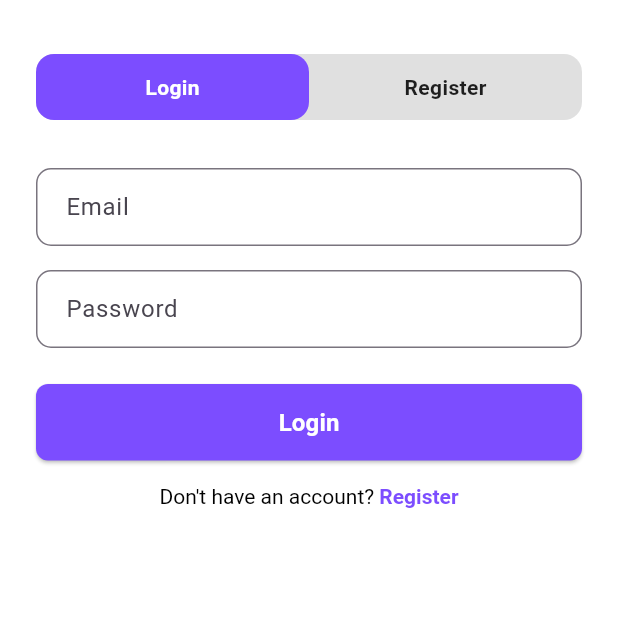
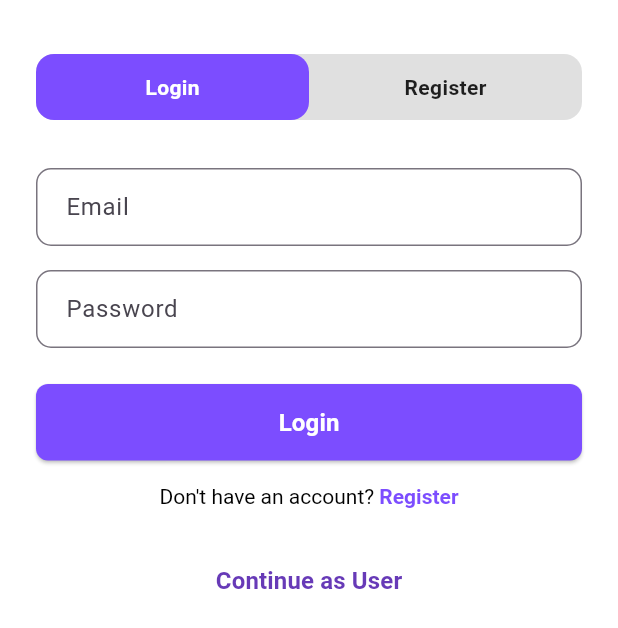
Before and after one commit to Shashank-Shourie/PS21, a Flutter app: the AuthPage screen opened directly, on a phone screen of 412 x 824 dp. Shown: the top 628 px of the screen. Run offline on Flutter 3.47's test engine with Material 3 defaults, Android fonts, the phone set to English and light mode, and no system bars; our stand-ins replace device_info_plus, file_picker, flutter_dotenv.

Commit message:
user button

```diff
--- a/frontend/lib/pages/orgregister.dart
+++ b/frontend/lib/pages/orgregister.dart
@@ -5,6 +5,7 @@ import 'dart:convert';
 import 'dart:io';
 import 'package:device_info_plus/device_info_plus.dart';
 import 'package:flutter_dotenv/flutter_dotenv.dart';
+import './Userpages/home_page.dart'; // Make sure this import path is correct
 
 Future<String> getLocalIP() async {
   for (var interface in await NetworkInterface.list()) {
@@ -31,7 +32,6 @@ class _AuthPageState extends State<AuthPage> {
   final TextEditingController nameController = TextEditingController();
 
   bool isRegistering = false;
-
   String? baseUrl;
 
   @override
@@ -43,12 +43,10 @@ class _AuthPageState extends State<AuthPage> {
   Future<void> initializeBaseUrl() async {
     final host = dotenv.env['BACKEND_URL']!;
     setState(() {
-    // use HTTPS and no port
       baseUrl = '$host/api/auth';
       print('Base URL initialized: $baseUrl');
     });
   }
-
 
   Future<void> register() async {
     if (baseUrl == null) return;
@@ -97,33 +95,31 @@ class _AuthPageState extends State<AuthPage> {
     );
 
     if (response.statusCode == 200) {
-    // safe to parse JSON
       final data = jsonDecode(response.body);
       Navigator.pushReplacement(
         context,
         MaterialPageRoute(
-        builder: (_) => AdminDashboard(
+          builder:
+              (_) => AdminDashboard(
                 orgName: data['org'],
                 orgid: data['orgid']['_id'],
               ),
         ),
       );
     } else {
-    // maybe the server sent plain text or an error JSON
       String message;
       try {
         final errorData = jsonDecode(response.body);
         message = errorData['error'] ?? response.body;
       } catch (_) {
-      message = response.body;  // raw text like "Not Found"
+        message = response.body;
       }
       print('Login failed (${response.statusCode}): $message');
-    ScaffoldMessenger.of(context).showSnackBar(
-      SnackBar(content: Text('Login failed: $message')),
-    );
+      ScaffoldMessenger.of(
+        context,
+      ).showSnackBar(SnackBar(content: Text('Login failed: $message')));
     }
   }
-
 
   Widget buildToggleButtons() {
     return Container(
@@ -271,6 +267,25 @@ class _AuthPageState extends State<AuthPage> {
                     ),
                   ),
                 ),
+                SizedBox(height: 24),
+
+                /// 👇 "Continue as User" button
+                TextButton(
+                  onPressed: () {
+                    Navigator.push(
+                      context,
+                      MaterialPageRoute(builder: (context) => HomePage()),
+                    );
+                  },
+                  child: Text(
+                    'Continue as User',
+                    style: TextStyle(
+                      color: Colors.deepPurple,
+                      fontWeight: FontWeight.bold,
+                      fontSize: 16,
+                    ),
+                  ),
+                ),
               ],
             ),
           ),
```
Also changed, not shown: frontend/lib/main.dart (+6 -7 lines). Lines whose indentation alone changed are shown as unchanged.
